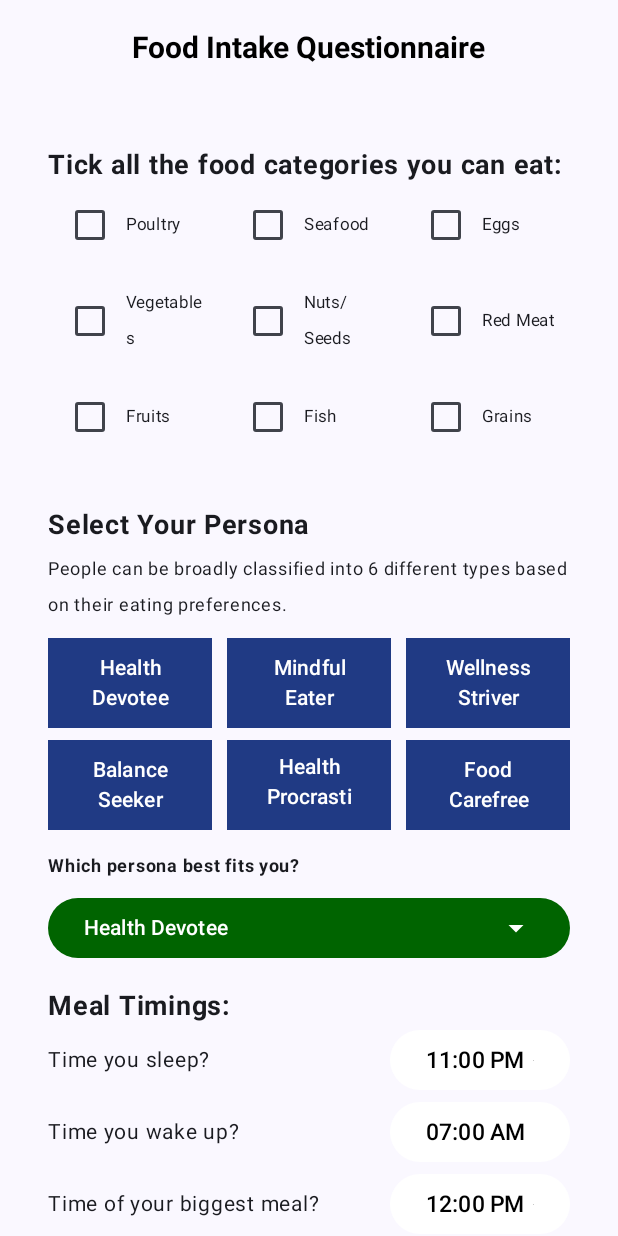
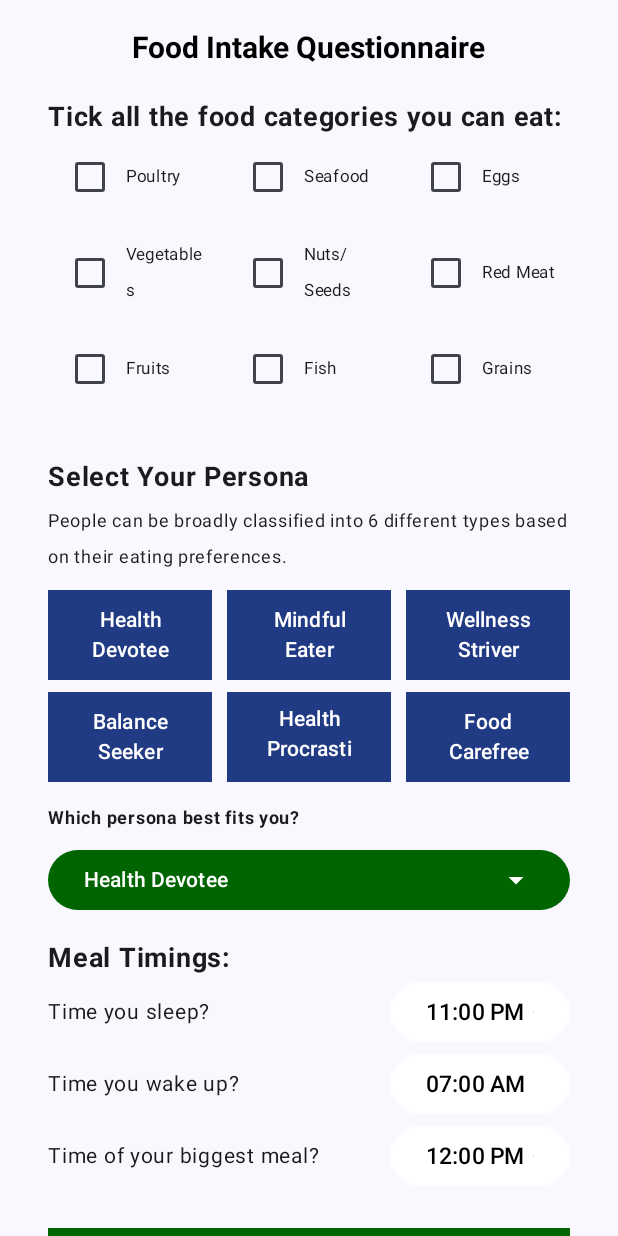
Before and after one commit to 1eespace/FIT2081-Kotlin-NutriTrack, an Android app built with Jetpack Compose: the FoodIntakeQuestionnaireActivity screen opened directly, with no data from a screen before it, on a phone screen of 412 x 824 dp. Run offline under Robolectric (Android 15) with nearby library versions, the phone set to English and light mode, and no system bars; our stand-ins replace Room's generated code.

Commit message:
Changed the padding size of QuestionnairePage

```diff
--- a/app/src/main/java/com/fit2081/yeeun34752110/questionnaire/FoodIntakeQuestionnaireActivity.kt
+++ b/app/src/main/java/com/fit2081/yeeun34752110/questionnaire/FoodIntakeQuestionnaireActivity.kt
@@ -113,12 +113,13 @@ fun QuestionnairePage(
         },
     ) { innerPadding ->
         LazyColumn(
-            modifier = modifier
+            modifier = Modifier
+                .fillMaxSize()
                 .padding(innerPadding)
-                .padding(horizontal = 16.dp)
-                .fillMaxSize(),
-
-            contentPadding = PaddingValues(vertical = 32.dp)
+                .padding(horizontal = 16.dp),
+            horizontalAlignment = Alignment.CenterHorizontally,
+            verticalArrangement = Arrangement.spacedBy(16.dp),
+            contentPadding = PaddingValues(bottom = 32.dp)
         ) {
             item {
                 Column(
```
